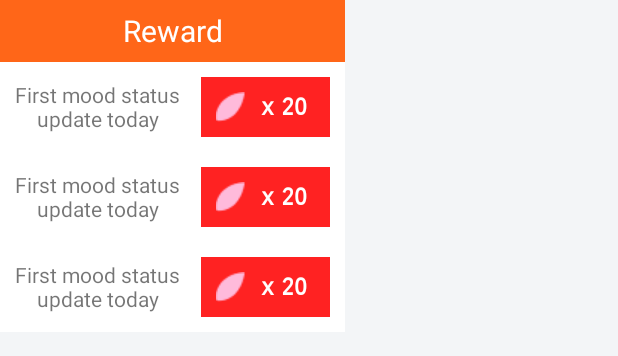
After one commit to diceyecid/Emotive, an Android app: the layout activity_reward_gain.xml on its own in the app's theme, with its tools: preview values and no code run, on a phone screen of 412 x 824 dp. The commit adds this screen. Shown: the top 356 px of the screen. Run offline under Robolectric (Android 15) with nearby library versions, the phone set to English and light mode, and no system bars.

Commit message:
update the pop up windows

```diff
--- a/app/src/main/AndroidManifest.xml
+++ b/app/src/main/AndroidManifest.xml
@@ -9,6 +9,18 @@
         android:roundIcon="@mipmap/ic_launcher_round"
         android:supportsRtl="true"
         android:theme="@style/Theme.Emotive">
+
+        <activity
+            android:name=".MainActivity"
+            android:exported="true"
+            android:fitsSystemWindows="true"
+            android:theme="@style/Theme.Emotive.Fullscreen">
+            <intent-filter>
+                <action android:name="android.intent.action.MAIN" />
+
+                <category android:name="android.intent.category.LAUNCHER" />
+            </intent-filter>
+        </activity>
         <activity
             android:name=".ShopActivity"
             android:configChanges="orientation|keyboardHidden|screenSize"
@@ -34,17 +46,6 @@
             android:exported="false"
             android:fitsSystemWindows="true"
             android:theme="@style/Theme.Emotive.Fullscreen" />
-        <activity
-            android:name=".MainActivity"
-            android:exported="true"
-            android:fitsSystemWindows="true"
-            android:theme="@style/Theme.Emotive.Fullscreen">
-            <intent-filter>
-                <action android:name="android.intent.action.MAIN" />
-
-                <category android:name="android.intent.category.LAUNCHER" />
-            </intent-filter>
-        </activity>
     </application>
 
 </manifest>
--- a/app/src/main/java/com/example/emotive/MainActivity.kt
+++ b/app/src/main/java/com/example/emotive/MainActivity.kt
@@ -1,5 +1,6 @@
 package com.example.emotive
 
+import android.app.Dialog
 import android.content.Intent
 import androidx.appcompat.app.AppCompatActivity
 import android.os.Bundle
@@ -29,10 +30,20 @@ class MainActivity : AppCompatActivity() {
         // navigates to the shop
         shopImage.setOnClickListener{
             intent = Intent (this,
-                             ShopActivity::class.java)
+                ShopActivity::class.java)
             intent.putExtra("petalNum", petalText.text)
 
             startActivity( intent )
         }
+
+        // navigates to the reward pop up window
+        userImage.setOnClickListener {
+            val customdialog = Dialog(this )
+            customdialog.setContentView(R.layout.activity_reward_gain)
+            customdialog.show()
+        }
+
+
+
     }
 }
--- /dev/null
+++ b/app/src/main/res/layout/activity_reward_gain.xml
@@ -0,0 +1,199 @@
+<?xml version="1.0" encoding="utf-8"?>
+<LinearLayout xmlns:android="http://schemas.android.com/apk/res/android"
+    xmlns:app="http://schemas.android.com/apk/res-auto"
+    xmlns:tools="http://schemas.android.com/tools"
+    android:layout_width="match_parent"
+    android:layout_height="match_parent"
+    android:background="#F3F5F7"
+    android:orientation="vertical"
+    app:circularflow_radiusInDP="20dp"
+    app:layout_constraintCircleRadius="20dp"
+    tools:context=".MainActivity">
+
+    <TextView
+        android:id="@+id/textView1"
+        android:layout_width="230dp"
+        android:layout_height="41dp"
+        android:background="#FF6618"
+        android:gravity="center"
+        android:outlineAmbientShadowColor="#FFFFFF"
+        android:text="Reward"
+        android:textColor="@color/white"
+        android:textSize="20sp"
+        tools:ignore="TextContrastCheck" />
+
+    <LinearLayout
+        android:layout_width="230dp"
+        android:layout_height="wrap_content"
+        android:background="#FFFFFF"
+        android:orientation="horizontal">
+
+        <TextView
+            android:id="@+id/textView2"
+            android:layout_width="110dp"
+            android:layout_height="60dp"
+            android:layout_marginStart="5dp"
+            android:layout_weight="1"
+            android:gravity="center"
+            android:text="First mood status update today" />
+
+        <RelativeLayout
+            android:id="@+id/image_btn1"
+            android:layout_width="wrap_content"
+            android:layout_height="wrap_content"
+            android:layout_margin="10dp"
+            android:background="#FF2222"
+            tools:layout_editor_absoluteX="9dp"
+            tools:layout_editor_absoluteY="26dp">
+
+            <ImageView
+                android:id="@+id/image1"
+                android:layout_width="wrap_content"
+                android:layout_height="wrap_content"
+                android:layout_alignParentStart="true"
+                android:layout_alignParentTop="true"
+                android:layout_marginStart="10dp"
+                android:layout_marginTop="10dp"
+                android:layout_marginEnd="10dp"
+                android:layout_marginBottom="10dp"
+                android:src="@drawable/petal" />
+
+            <TextView
+                android:layout_width="wrap_content"
+                android:layout_height="wrap_content"
+                android:layout_centerVertical="true"
+                android:layout_marginStart="0dp"
+                android:layout_marginTop="10dp"
+                android:layout_marginEnd="10dp"
+                android:layout_marginBottom="5dp"
+                android:layout_toEndOf="@+id/image1"
+                android:fontFamily="sans-serif-smallcaps"
+                android:paddingStart="0dp"
+                android:paddingEnd="5dp"
+                android:text="x 20"
+                android:textAllCaps="false"
+                android:textColor="#FFFFFF"
+                android:textSize="16sp"
+                android:textStyle="bold" />
+
+        </RelativeLayout>
+
+    </LinearLayout>
+
+    <LinearLayout
+        android:layout_width="230dp"
+        android:layout_height="wrap_content"
+        android:background="#FFFFFF"
+        android:orientation="horizontal">
+
+        <TextView
+            android:id="@+id/textView3"
+            android:layout_width="110dp"
+            android:layout_height="60dp"
+            android:layout_marginStart="5dp"
+            android:layout_weight="1"
+            android:gravity="center"
+            android:text="First mood status update today" />
+
+        <RelativeLayout
+            android:id="@+id/image_btn2"
+            android:layout_width="wrap_content"
+            android:layout_height="wrap_content"
+            android:layout_margin="10dp"
+            android:background="#FF2222"
+            tools:layout_editor_absoluteX="9dp"
+            tools:layout_editor_absoluteY="26dp">
+
+            <ImageView
+                android:id="@+id/image2"
+                android:layout_width="wrap_content"
+                android:layout_height="wrap_content"
+                android:layout_alignParentStart="true"
+                android:layout_alignParentTop="true"
+                android:layout_marginStart="10dp"
+                android:layout_marginTop="10dp"
+                android:layout_marginEnd="10dp"
+                android:layout_marginBottom="10dp"
+                android:src="@drawable/petal" />
+
+            <TextView
+                android:layout_width="wrap_content"
+                android:layout_height="wrap_content"
+                android:layout_centerVertical="true"
+                android:layout_marginStart="0dp"
+                android:layout_marginTop="10dp"
+                android:layout_marginEnd="10dp"
+                android:layout_marginBottom="5dp"
+                android:layout_toEndOf="@+id/image2"
+                android:fontFamily="sans-serif-smallcaps"
+                android:paddingStart="0dp"
+                android:paddingEnd="5dp"
+                android:text="x 20"
+                android:textAllCaps="false"
+                android:textColor="#FFFFFF"
+                android:textSize="16sp"
+                android:textStyle="bold" />
+
+        </RelativeLayout>
+
+    </LinearLayout>
+
+    <LinearLayout
+        android:layout_width="230dp"
+        android:layout_height="wrap_content"
+        android:background="#FFFFFF"
+        android:orientation="horizontal">
+
+        <TextView
+            android:id="@+id/textView4"
+            android:layout_width="110dp"
+            android:layout_height="60dp"
+            android:layout_marginStart="5dp"
+            android:layout_weight="1"
+            android:gravity="center"
+            android:text="First mood status update today" />
+
+        <RelativeLayout
+            android:id="@+id/image_btn3"
+            android:layout_width="wrap_content"
+            android:layout_height="wrap_content"
+            android:layout_margin="10dp"
+            android:background="#FF2222"
+            tools:layout_editor_absoluteX="9dp"
+            tools:layout_editor_absoluteY="26dp">
+
+            <ImageView
+                android:id="@+id/image3"
+                android:layout_width="wrap_content"
+                android:layout_height="wrap_content"
+                android:layout_alignParentStart="true"
+                android:layout_alignParentTop="true"
+                android:layout_marginStart="10dp"
+                android:layout_marginTop="10dp"
+                android:layout_marginEnd="10dp"
+                android:layout_marginBottom="10dp"
+                android:src="@drawable/petal" />
+
+            <TextView
+                android:layout_width="wrap_content"
+                android:layout_height="wrap_content"
+                android:layout_centerVertical="true"
+                android:layout_marginStart="0dp"
+                android:layout_marginTop="10dp"
+                android:layout_marginEnd="10dp"
+                android:layout_marginBottom="5dp"
+                android:layout_toEndOf="@+id/image3"
+                android:fontFamily="sans-serif-smallcaps"
+                android:paddingStart="0dp"
+                android:paddingEnd="5dp"
+                android:text="x 20"
+                android:textAllCaps="false"
+                android:textColor="#FFFFFF"
+                android:textSize="16sp"
+                android:textStyle="bold" />
+
+        </RelativeLayout>
+
+    </LinearLayout>
+
+</LinearLayout>
```
